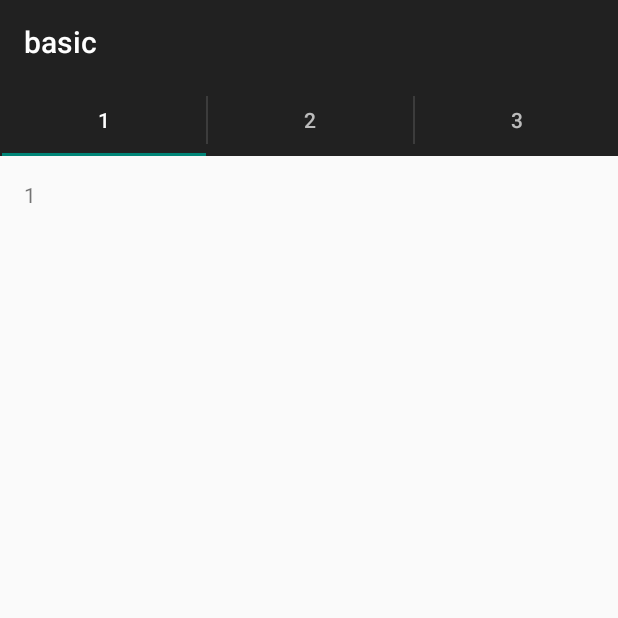
After one commit to tangyong3g/Android-Road, an Android app: the FragmentTest screen opened directly, with no data from a screen before it, on a phone screen of 412 x 824 dp, the top half of it. The commit adds this screen. Run offline under Robolectric (Android 15) with nearby library versions, the phone set to English and light mode, and no system bars.

Commit message:
Android Demo 最佳实践
Thread Looper 最佳实践

```diff
--- a/basic/src/main/java/com/sny/tangyong/basic/AttriAnimationXMLActivity.java
+++ b/basic/src/main/java/com/sny/tangyong/basic/AttriAnimationXMLActivity.java
@@ -10,6 +10,7 @@ import android.view.MotionEvent;
 import android.view.View;
 import android.view.View.OnClickListener;
 import android.view.ViewGroup.LayoutParams;
+import android.widget.Adapter;
 import android.widget.Button;
 import android.widget.ImageView;
 import android.widget.LinearLayout;
--- /dev/null
+++ b/basic/src/main/java/com/sny/tangyong/basic/FragmentTest.java
@@ -0,0 +1,219 @@
+package com.sny.tangyong.basic;
+
+
+import android.app.FragmentTransaction;
+import android.os.Bundle;
+import android.os.PersistableBundle;
+import android.support.annotation.Nullable;
+import android.support.v4.app.Fragment;
+import android.support.v4.app.FragmentActivity;
+import android.support.v4.app.FragmentManager;
+import android.support.v4.app.FragmentPagerAdapter;
+import android.support.v4.view.ViewPager;
+import android.support.v7.app.ActionBar;
+import android.support.v7.app.AppCompatActivity;
+import android.support.v7.app.AppCompatCallback;
+import android.support.v7.app.AppCompatDelegate;
+import android.view.ActionMode;
+import android.view.LayoutInflater;
+import android.view.View;
+import android.view.ViewGroup;
+import android.view.Window;
+import android.view.WindowManager;
+import android.widget.TextView;
+
+import java.util.Locale;
+
+/**
+ * Created by Administrator on 2016/3/21.
+ */
+public class FragmentTest extends AppCompatActivity implements ActionBar.TabListener {
+
+    SectionsPagerAdapter mSectionsPagerAdapter;
+
+    @Override
+    public void onTabUnselected(ActionBar.Tab tab, android.support.v4.app.FragmentTransaction ft) {
+
+    }
+
+    @Override
+    public void onTabSelected(ActionBar.Tab tab, android.support.v4.app.FragmentTransaction ft) {
+
+    }
+
+    @Override
+    public void onTabReselected(ActionBar.Tab tab, android.support.v4.app.FragmentTransaction ft) {
+
+    }
+
+    /**
+     * The {@link ViewPager} that will host the section contents.
+     */
+    ViewPager mViewPager;
+
+    @Override
+    protected void onCreate(Bundle savedInstanceState) {
+        super.onCreate(savedInstanceState);
+        // Load the UI from res/layout/activity_main.xml
+        setContentView(R.layout.sample_main);
+
+        // Set up the action bar. The navigation mode is set to NAVIGATION_MODE_TABS, which will
+        // cause the ActionBar to render a set of tabs. Note that these tabs are *not* rendered
+        // by the ViewPager; additional logic is lower in this file to synchronize the ViewPager
+        // state with the tab state. (See mViewPager.setOnPageChangeListener() and onTabSelected().)
+        // BEGIN_INCLUDE (set_navigation_mode)
+        final ActionBar actionBar = getSupportActionBar();
+        actionBar.setNavigationMode(ActionBar.NAVIGATION_MODE_TABS);
+        // END_INCLUDE (set_navigation_mode)
+
+        // BEGIN_INCLUDE (setup_view_pager)
+        // Create the adapter that will return a fragment for each of the three primary sections
+        // of the app.
+        mSectionsPagerAdapter = new SectionsPagerAdapter(getSupportFragmentManager());
+
+        // Set up the ViewPager with the sections adapter.
+        mViewPager = (ViewPager) findViewById(R.id.pager);
+        mViewPager.setAdapter(mSectionsPagerAdapter);
+        // END_INCLUDE (setup_view_pager)
+
+        // When swiping between different sections, select the corresponding tab. We can also use
+        // ActionBar.Tab#select() to do this if we have a reference to the Tab.
+        // BEGIN_INCLUDE (page_change_listener)
+        mViewPager.setOnPageChangeListener(new ViewPager.SimpleOnPageChangeListener() {
+            @Override
+            public void onPageSelected(int position) {
+                actionBar.setSelectedNavigationItem(position);
+            }
+        });
+        // END_INCLUDE (page_change_listener)
+
+        // BEGIN_INCLUDE (add_tabs)
+        // For each of the sections in the app, add a tab to the action bar.
+        for (int i = 0; i < mSectionsPagerAdapter.getCount(); i++) {
+            // Create a tab with text corresponding to the page title defined by the adapter. Also
+            // specify this Activity object, which implements the TabListener interface, as the
+            // callback (listener) for when this tab is selected.
+            actionBar.addTab(
+                    actionBar.newTab()
+                            .setText(mSectionsPagerAdapter.getPageTitle(i))
+                            .setTabListener(this));
+        }
+        // END_INCLUDE (add_tabs)
+
+    }
+
+    @Override
+    public void onCreate(Bundle savedInstanceState, PersistableBundle persistentState) {
+        super.onCreate(savedInstanceState, persistentState);
+    }
+
+    /**
+     * Unused. Required for {@link android.app.ActionBar.TabListener}.
+     */
+    public void onTabReselected(ActionBar.Tab tab, FragmentTransaction fragmentTransaction) {
+
+    }
+
+
+    // BEGIN_INCLUDE (fragment_pager_adapter)
+
+    /**
+     * A {@link FragmentPagerAdapter} that returns a fragment corresponding to
+     * one of the sections/tabs/pages. This provides the data for the {@link ViewPager}.
+     */
+    public class SectionsPagerAdapter extends FragmentPagerAdapter {
+        // END_INCLUDE (fragment_pager_adapter)
+
+        public SectionsPagerAdapter(FragmentManager fm) {
+            super(fm);
+        }
+
+        // BEGIN_INCLUDE (fragment_pager_adapter_getitem)
+
+        /**
+         * Get fragment corresponding to a specific position. This will be used to populate the
+         * contents of the {@link ViewPager}.
+         *
+         * @param position Position to fetch fragment for.
+         * @return Fragment for specified position.
+         */
+        @Override
+        public Fragment getItem(int position) {
+            // getItem is called to instantiate the fragment for the given page.
+            // Return a DummySectionFragment (defined as a static inner class
+            // below) with the page number as its lone argument.
+            Fragment fragment = new DummySectionFragment();
+            Bundle args = new Bundle();
+            args.putInt(DummySectionFragment.ARG_SECTION_NUMBER, position + 1);
+            fragment.setArguments(args);
+            return fragment;
+        }
+        // END_INCLUDE (fragment_pager_adapter_getitem)
+
+        // BEGIN_INCLUDE (fragment_pager_adapter_getcount)
+
+        /**
+         * Get number of pages the {@link ViewPager} should render.
+         *
+         * @return Number of fragments to be rendered as pages.
+         */
+        @Override
+        public int getCount() {
+            // Show 3 total pages.
+            return 3;
+        }
+        // END_INCLUDE (fragment_pager_adapter_getcount)
+
+        // BEGIN_INCLUDE (fragment_pager_adapter_getpagetitle)
+
+        /**
+         * Get title for each of the pages. This will be displayed on each of the tabs.
+         *
+         * @param position Page to fetch title for.
+         * @return Title for specified page.
+         */
+        @Override
+        public CharSequence getPageTitle(int position) {
+            Locale l = Locale.getDefault();
+            switch (position) {
+                case 0:
+                    return getString(R.string.fragment_1).toUpperCase(l);
+                case 1:
+                    return getString(R.string.fragment_2).toUpperCase(l);
+                case 2:
+                    return getString(R.string.fragment_3).toUpperCase(l);
+            }
+            return null;
+        }
+        // END_INCLUDE (fragment_pager_adapter_getpagetitle)
+    }
+
+
+    /**
+     * A dummy fragment representing a section of the app, but that simply displays dummy text.
+     * This would be replaced with your application's content.
+     */
+    public static class DummySectionFragment extends Fragment {
+        /**
+         * The fragment argument representing the section number for this
+         * fragment.
+         */
+        public static final String ARG_SECTION_NUMBER = "section_number";
+
+        public DummySectionFragment() {
+        }
+
+        @Override
+        public View onCreateView(LayoutInflater inflater, ViewGroup container,
+                                 Bundle savedInstanceState) {
+            View rootView = inflater.inflate(R.layout.fragment_main_dummy, container, false);
+            TextView dummyTextView = (TextView) rootView.findViewById(R.id.section_label);
+            dummyTextView.setText(Integer.toString(getArguments().getInt(ARG_SECTION_NUMBER)));
+            return rootView;
+        }
+    }
+
+
+
+
+}
--- a/basic/src/main/java/com/sny/tangyong/basic/LooperVersion2.java
+++ b/basic/src/main/java/com/sny/tangyong/basic/LooperVersion2.java
@@ -8,6 +8,7 @@ import android.os.Looper;
 import android.os.Message;
 import android.provider.ContactsContract;
 import android.util.Log;
+import android.util.LruCache;
 import android.view.View;
 import android.view.View.OnClickListener;
 import android.view.ViewGroup;
@@ -261,6 +262,7 @@ public class LooperVersion2 extends Activity implements OnClickListener {
 
                 String r = getResources().getString(R.string.send_msg);
                 mBtn.setText(r+"\t"+count);
+
             }
         }
     }
--- /dev/null
+++ b/basic/src/main/res/layout/fragment_main_dummy.xml
@@ -0,0 +1,16 @@
+<RelativeLayout xmlns:android="http://schemas.android.com/apk/res/android"
+    xmlns:tools="http://schemas.android.com/tools"
+    android:layout_width="match_parent"
+    android:layout_height="match_parent"
+    android:paddingBottom="@dimen/activity_vertical_margin"
+    android:paddingLeft="@dimen/activity_horizontal_margin"
+    android:paddingRight="@dimen/activity_horizontal_margin"
+    android:paddingTop="@dimen/activity_vertical_margin">
+
+    <TextView
+        android:id="@+id/section_label"
+        android:layout_width="wrap_content"
+        android:layout_height="wrap_content"
+        android:text="@string/hello_world" />
+
+</RelativeLayout>
--- /dev/null
+++ b/basic/src/main/res/layout/sample_main.xml
@@ -0,0 +1,7 @@
+<!-- BEGIN_INCLUDE (view_pager_layout) -->
+<android.support.v4.view.ViewPager xmlns:android="http://schemas.android.com/apk/res/android"
+    xmlns:tools="http://schemas.android.com/tools"
+    android:id="@+id/pager"
+    android:layout_width="match_parent"
+    android:layout_height="match_parent" />
+<!-- END_INCLUDE (view_pager_layout) -->
--- a/basic/src/main/res/values/strings.xml
+++ b/basic/src/main/res/values/strings.xml
@@ -17,4 +17,10 @@
     <string name="title_activity_app_com">AppComActivity</string>
     <string name="title_activity_main2">Main2Activity</string>
     <string name="start">start</string>
+
+    <string name="fragment_1">1</string>
+    <string name="fragment_2">2</string>
+    <string name="fragment_3">3</string>
+
+
 </resources>
```
Also changed, not shown: basic/src/main/AndroidManifest.xml (+14 -10 lines), basic/src/main/java/com/sny/tangyong/basic/AttriAnimationActivity.java (+12 -1 lines), basic/src/main/java/com/sny/tangyong/basic/BesetPracticeForThread.java (added, +20 -0 lines), basic/src/main/java/com/sny/tangyong/basic/MainActivity.java (+14 -6 lines), 7 other files.
